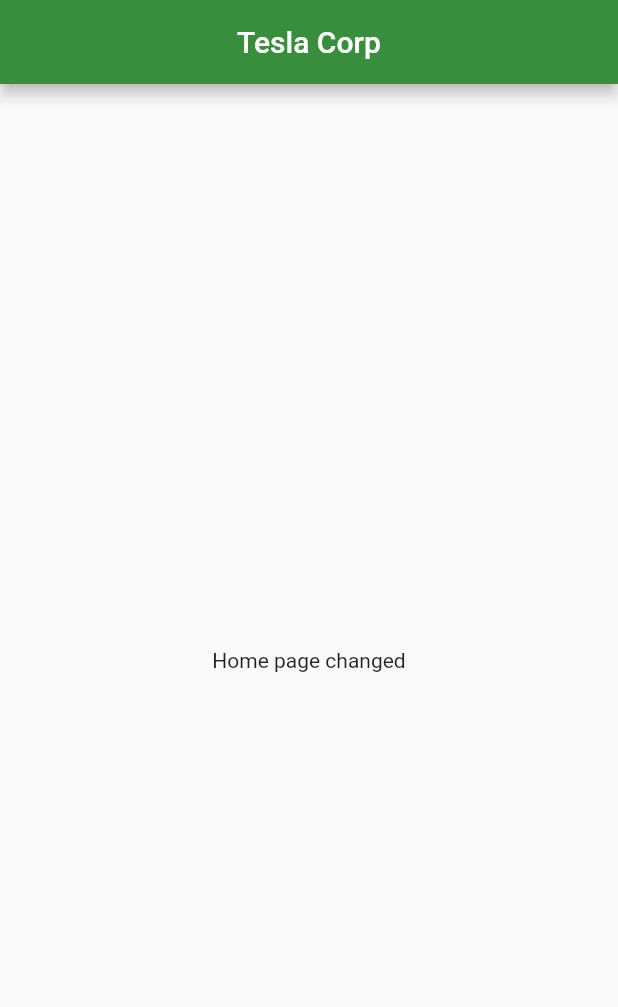
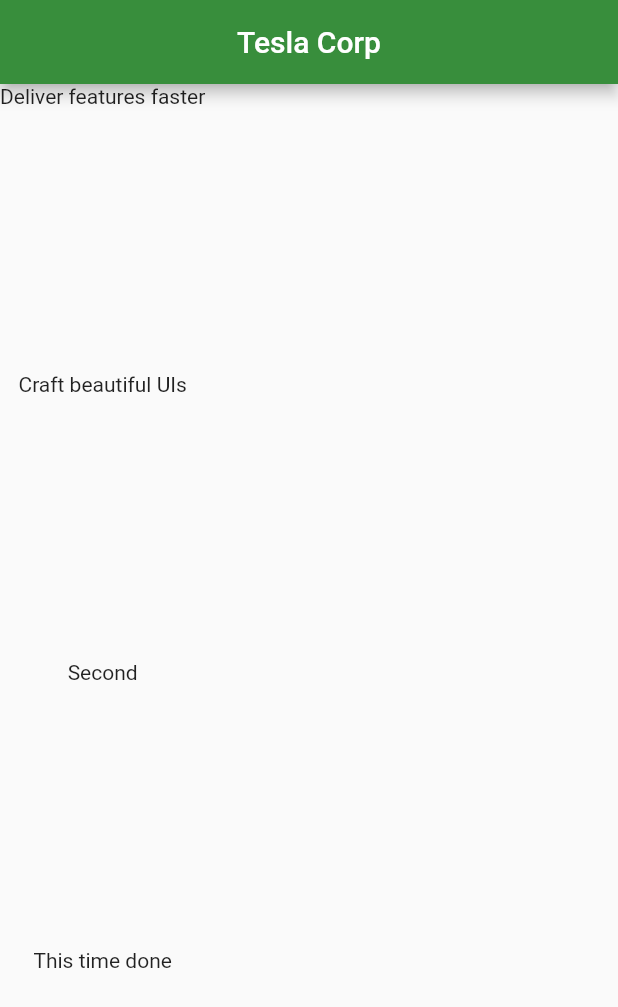
Before and after one commit to bunnygens/flutter_testone, a Flutter app: the screen it shows after launch, on a phone screen of 412 x 824 dp. Shown: the top 1007 px of the screen. Run offline on Flutter 3.47's test engine with Material 2 defaults, Android fonts, the phone set to English and light mode, and no system bars.

Commit message:
this time created new branch without merge

```diff
--- a/lib/main.dart
+++ b/lib/main.dart
@@ -33,8 +33,21 @@ class _HomePageState extends State<HomePage> {
         backgroundColor: Colors.green[700],
         title: const Text("Tesla Corp"),
       ),
-      body: const Center(
-        child: Text('Home page changed'),
+      body: Column(
+        children: const <Widget>[
+          Expanded(
+            child: Text('Deliver features faster', textAlign: TextAlign.center),
+          ),
+          Expanded(
+            child: Text('Craft beautiful UIs', textAlign: TextAlign.center),
+          ),
+          Expanded(
+            child: Text('Second', textAlign: TextAlign.center),
+          ),
+          Expanded(
+            child: Text('This time done', textAlign: TextAlign.center),
+          ),
+        ],
       ),
     );
   }
```
